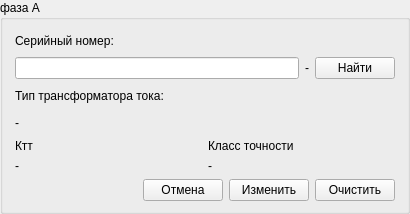
nikola240698/MeteringActs, file ui/currenttransformerphasewidget.ui: the form before one commit.
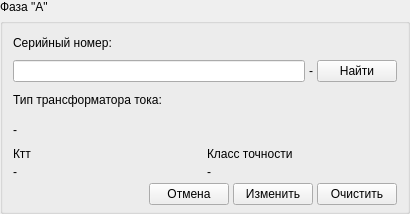
The form after the commit. The open tabs and pages were chosen to show the change.

What changed in the file:
```diff
--- a/ui/currenttransformerphasewidget.ui
+++ b/ui/currenttransformerphasewidget.ui
@@ -15,7 +15,7 @@
   </property>
   <layout class="QVBoxLayout" name="currentTransformerPhaseWidgetLayout">
    <property name="spacing">
-    <number>6</number>
+    <number>4</number>
    </property>
    <property name="leftMargin">
     <number>0</number>
@@ -29,10 +29,17 @@
    <property name="bottomMargin">
     <number>0</number>
    </property>
+   <item>
+    <widget class="QLabel" name="phaseTitleLabel">
+     <property name="text">
+      <string>Фаза &quot;А&quot;</string>
+     </property>
+    </widget>
+   </item>
    <item>
     <widget class="QGroupBox" name="phaseGroupBox">
      <property name="title">
-      <string>фаза А</string>
+      <string/>
      </property>
      <layout class="QVBoxLayout" name="phaseGroupBoxLayout">
       <property name="leftMargin">
@@ -87,19 +94,19 @@
         <widget class="QWidget" name="dataPage">
          <layout class="QVBoxLayout" name="editPageLayout">
           <property name="spacing">
-           <number>6</number>
+           <number>4</number>
           </property>
           <property name="leftMargin">
-           <number>12</number>
+           <number>10</number>
           </property>
           <property name="topMargin">
-           <number>10</number>
+           <number>6</number>
           </property>
           <property name="rightMargin">
-           <number>12</number>
+           <number>10</number>
           </property>
           <property name="bottomMargin">
-           <number>10</number>
+           <number>6</number>
           </property>
           <item>
            <widget class="QLabel" name="serialNumberLabel">
```
Left out of the diff: 4 changed lines with no effect on the pictures.
